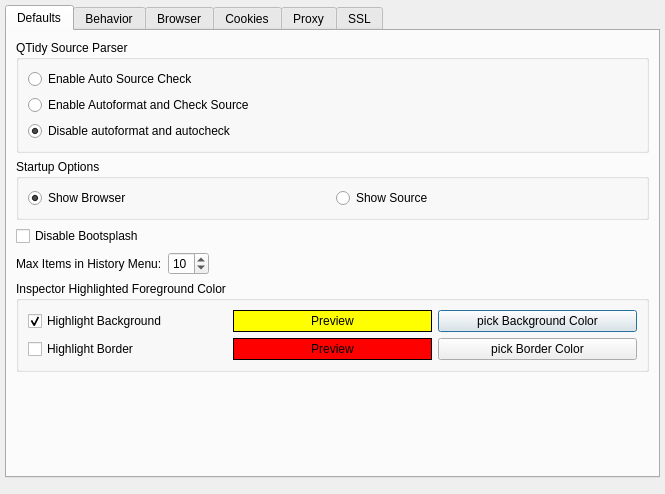
Old version of the form src/configdialog/configdialogui.ui in the repository HJCMS/xhtmldbg.
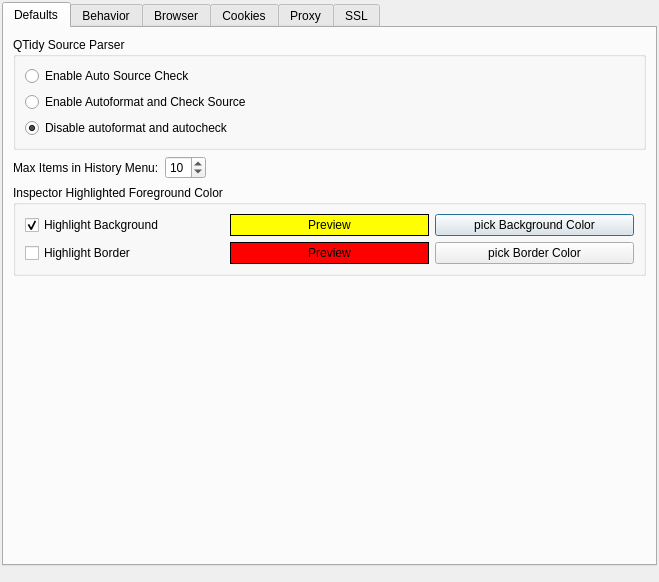
New version of the form. Custom widgets are drawn as their Qt base class.

```diff
--- a/src/configdialog/configdialogui.ui
+++ b/src/configdialog/configdialogui.ui
@@ -6,8 +6,8 @@
    <rect>
     <x>0</x>
     <y>0</y>
-    <width>665</width>
-    <height>494</height>
+    <width>659</width>
+    <height>582</height>
    </rect>
   </property>
   <property name="minimumSize">
@@ -19,18 +19,15 @@
   <property name="windowTitle">
    <string>Configure xhtmldbg[*]</string>
   </property>
-  <layout class="QVBoxLayout" name="vLayout">
-   <property name="spacing">
-    <number>-1</number>
-   </property>
+  <layout class="QVBoxLayout" name="verticalLayout_6">
    <property name="leftMargin">
-    <number>5</number>
+    <number>2</number>
    </property>
    <property name="topMargin">
-    <number>5</number>
+    <number>2</number>
    </property>
    <property name="rightMargin">
-    <number>5</number>
+    <number>2</number>
    </property>
    <property name="bottomMargin">
     <number>10</number>
@@ -78,39 +75,6 @@
          </layout>
         </widget>
        </item>
-       <item>
-        <widget class="QGroupBox" name="groupBox_2">
-         <property name="title">
-          <string>Startup Options</string>
-         </property>
-         <layout class="QHBoxLayout" name="horizontalLayout">
-          <item>
-           <widget class="QRadioButton" name="tabStartShow0">
-            <property name="text">
-             <string>Show Browser</string>
-            </property>
-            <property name="checked">
-             <bool>true</bool>
-            </property>
-           </widget>
-          </item>
-          <item>
-           <widget class="QRadioButton" name="tabStartShow1">
-            <property name="text">
-             <string>Show Source</string>
-            </property>
-           </widget>
-          </item>
-         </layout>
-        </widget>
-       </item>
-       <item>
-        <widget class="QCheckBox" name="bootsplash">
-         <property name="text">
-          <string>Disable Bootsplash</string>
-         </property>
-        </widget>
-       </item>
        <item>
         <layout class="QHBoxLayout" name="horizontalLayout_2">
          <item>
```
Left out of the diff: 17 changed lines with no effect on the pictures.
